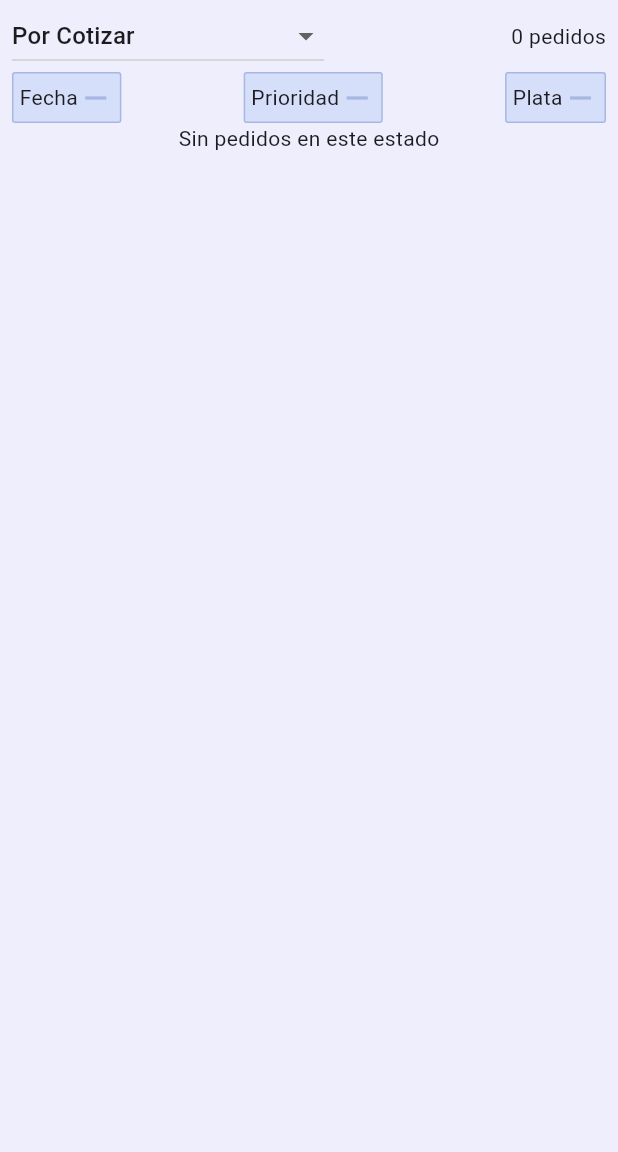
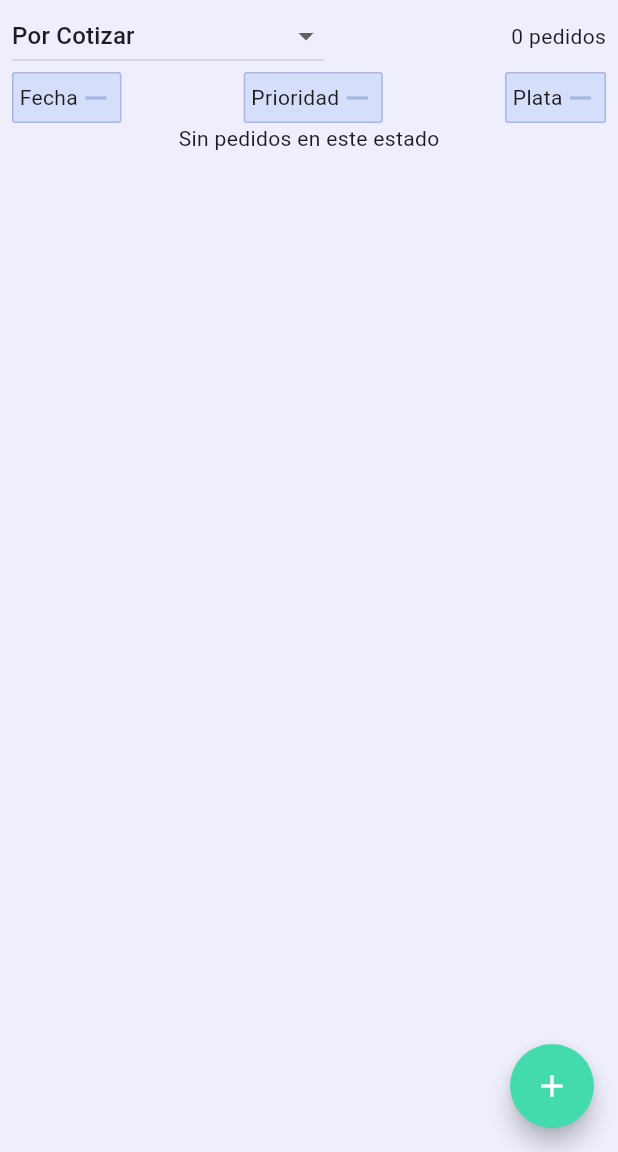
Before and after one commit to HurBC/partsflow, a Flutter app: the KanbanOrdersScreen screen opened by its route, on a phone screen of 412 x 824 dp, the part 84-1236 px from its top. Run offline on Flutter 3.47's test engine with Material 3 defaults, Android fonts, the phone set to English and light mode, and no system bars; drawn by our look-alikes of flutter_speed_dial; our stand-ins replace flutter_dotenv, go_router, vibration.

```diff
--- a/lib/main.dart
+++ b/lib/main.dart
@@ -1,6 +1,7 @@
 import 'package:flutter/material.dart';
 import 'package:flutter_dotenv/flutter_dotenv.dart';
 import 'package:go_router/go_router.dart';
+import 'package:partsflow/screens/orders/create_order/create_order_screen.dart';
 import 'package:partsflow/screens/orders/kanban/details/kanban_order_details_screen.dart';
 import 'package:partsflow/screens/orders/kanban/kanban_orders_screen.dart';
 import 'package:partsflow/screens/login/login_screen.dart';
@@ -17,28 +18,28 @@ class MainApp extends StatelessWidget {
   final _router = GoRouter(
     initialLocation: "/login",
     routes: [
-      GoRoute(
-        path: "/login",
-        builder: (context, state) => LoginScreen(),
-      ),
+      GoRoute(path: "/login", builder: (context, state) => LoginScreen()),
       GoRoute(
         path: "/orders/kanban",
         builder: (context, state) => KanbanOrdersScreen(),
       ),
       GoRoute(
+        path: "/orders/kanban/create/order",
+        builder: (context, state) => CreateOrderScreen(),
+      ),
+      GoRoute(
         path: "/orders/kanban/order/:id",
-        builder: (context, state)  {
+        builder: (context, state) {
           final orderId = int.parse(state.pathParameters["id"] ?? "0");
 
           return KanbanOrderDetailsScreen(orderId: orderId);
         },
       ),
-  ]);
+    ],
+  );
 
   @override
   Widget build(BuildContext context) {
-    return MaterialApp.router(
-      routerConfig: _router,
-    );
+    return MaterialApp.router(routerConfig: _router);
   }
 }
--- a/lib/screens/orders/kanban/kanban_orders_screen.dart
+++ b/lib/screens/orders/kanban/kanban_orders_screen.dart
@@ -1,4 +1,6 @@
 import 'package:flutter/material.dart';
+import 'package:flutter_speed_dial/flutter_speed_dial.dart';
+import 'package:go_router/go_router.dart';
 import 'package:partsflow/core/colors/partsflow_colors.dart';
 import 'package:partsflow/screens/orders/kanban/widgets/kanban_orders_body.dart';
 
@@ -23,6 +25,21 @@ class KanbanOrdersScreen extends StatelessWidget {
       drawer: Drawer(backgroundColor: PartsflowColors.primary),
       backgroundColor: PartsflowColors.background,
       body: KanbanOrdersBody(),
+      floatingActionButton: SpeedDial(
+        icon: Icons.add,
+        activeIcon: Icons.close,
+        backgroundColor: PartsflowColors.secondary,
+        foregroundColor: Colors.white,
+        children: [
+          SpeedDialChild(
+            child: const Icon(Icons.add_task),
+            label: "New Order",
+            onTap: () {
+              context.push("/orders/kanban/create/order");
+            }
+          ),
+        ],
+      ),
     );
   }
 }
--- a/lib/screens/orders/kanban/widgets/kanban_orders_body.dart
+++ b/lib/screens/orders/kanban/widgets/kanban_orders_body.dart
@@ -188,6 +188,7 @@ class _KanbanOrdersBodyState extends State<KanbanOrdersBody> {
                       },
                     ),
             ),
+
           ],
         ),
       );
--- a/pubspec.yaml
+++ b/pubspec.yaml
@@ -13,6 +13,7 @@ dependencies:
   http: ^1.5.0
   vibration: ^3.1.0
   go_router: ^14.2.0
+  flutter_speed_dial: ^7.0.0
 
 dev_dependencies:
   flutter_test:
```
Also changed, not shown: lib/screens/orders/create_order/create_order_screen.dart (added, +34 -0 lines), pubspec.lock.
